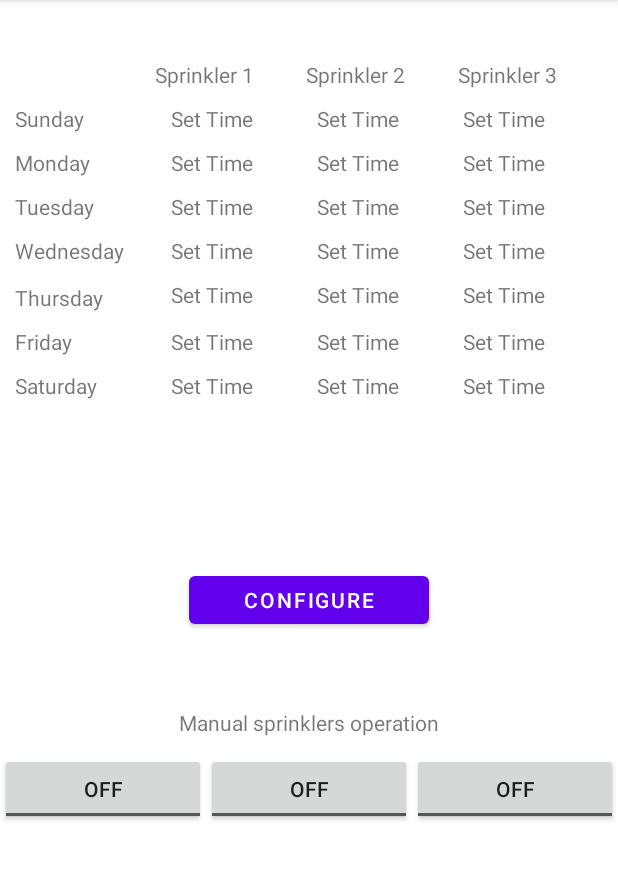
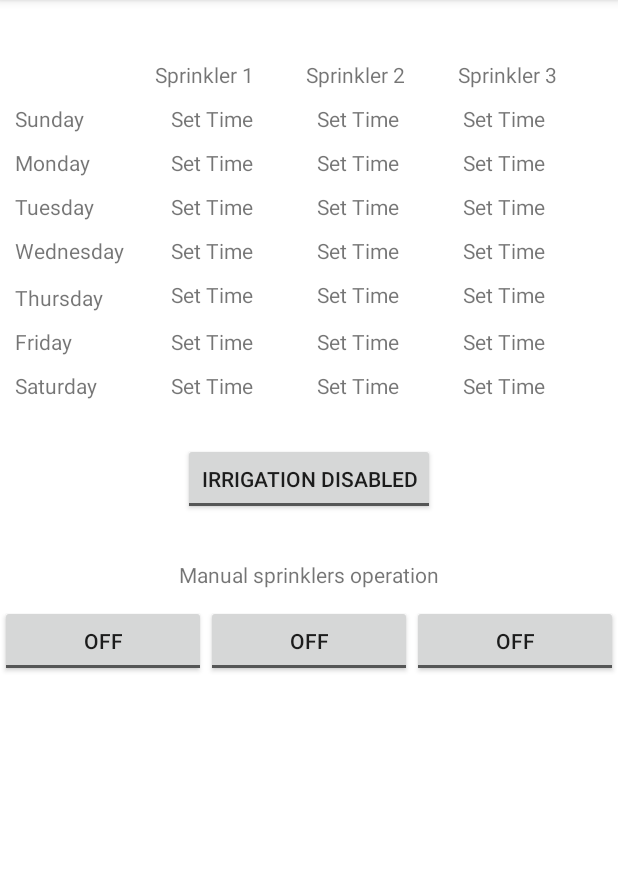
Before and after one commit to AviK-codes/AndroidMQTT, an Android app: the MainActivityMqttSetting screen opened directly, with no data from a screen before it, on a phone screen of 412 x 824 dp, the part 84-964 px from its top. Run offline under Robolectric (Android 15) with nearby library versions, the phone set to English and light mode, and no system bars.

Commit message:
added tooglebutton for the device setting toggling between device setitng and irrigiation disable, fixed the activities and the togglebutton update

```diff
--- a/app/src/main/res/layout/activity_main_mqtt_setting.xml
+++ b/app/src/main/res/layout/activity_main_mqtt_setting.xml
@@ -11,12 +11,13 @@
         android:id="@+id/showdescriptioncontenttitle"
         android:layout_width="match_parent"
         android:layout_centerHorizontal="true"
-        android:layout_height="match_parent">
+        android:layout_height="match_parent"
+        tools:ignore="ExtraText">
 
         <TableLayout
             android:id="@+id/tbllayout1"
-            android:layout_width="397dp"
-            android:layout_height="338dp"
+            android:layout_width="400dp"
+            android:layout_height="255dp"
             android:layout_marginStart="10dp"
             android:layout_marginTop="40dp"
             android:layout_marginEnd="5dp"
@@ -335,14 +336,16 @@
         </TableLayout>
 
 
-        <Button
+        <ToggleButton
             android:id="@+id/buttonConfigDevice"
-            android:layout_width="160dp"
-            android:layout_height="44dp"
+            android:layout_width="wrap_content"
+            android:layout_height="wrap_content"
+            android:layout_below="@+id/tbllayout1"
             android:layout_centerHorizontal="true"
             android:onClick="ComposeMsgToDevice"
-            android:layout_below="@+id/tbllayout1"
-            android:text="@string/button_config_device_txt" />
+            android:text="@string/button_config_device_txt"
+            android:textOff="@string/txt_disable_irrigation"
+            android:textOn="@string/txt_enable_irrigation" />
 
         <TextView
             android:id="@+id/textViewtogglemsg"
@@ -350,7 +353,7 @@
             android:layout_height="30dp"
             android:layout_below="@+id/buttonConfigDevice"
             android:layout_centerHorizontal="true"
-            android:layout_marginTop="50dp"
+            android:layout_marginTop="30dp"
             android:text="@string/togglemsg_txt" />
 
         <TableRow
--- a/app/src/main/res/values/strings.xml
+++ b/app/src/main/res/values/strings.xml
@@ -18,4 +18,7 @@
     <string name="togglemsg_txt">Manual sprinklers operation</string>
     <string name="togglemsgmanualsprinkler1_txt">Sprinkler 1</string>
     <string name="togglemsg1_txt">Sprinkler 1</string>
+    <string name="button_disable_device_txt">Disable Irrigation</string>
+    <string name="txt_disable_irrigation">Irrigation disabled</string>
+    <string name="txt_enable_irrigation">Irrigation enabled</string>
 </resources>
```
Also changed, not shown: app/src/main/java/com/example/test2/MainActivity.java (+21 -3 lines), app/src/main/java/com/example/test2/MainActivityMqttSetting.java (+57 -7 lines).
